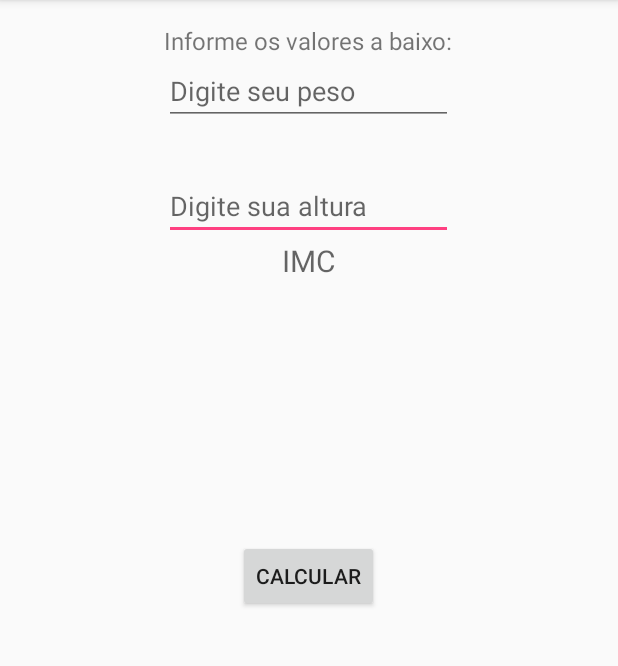
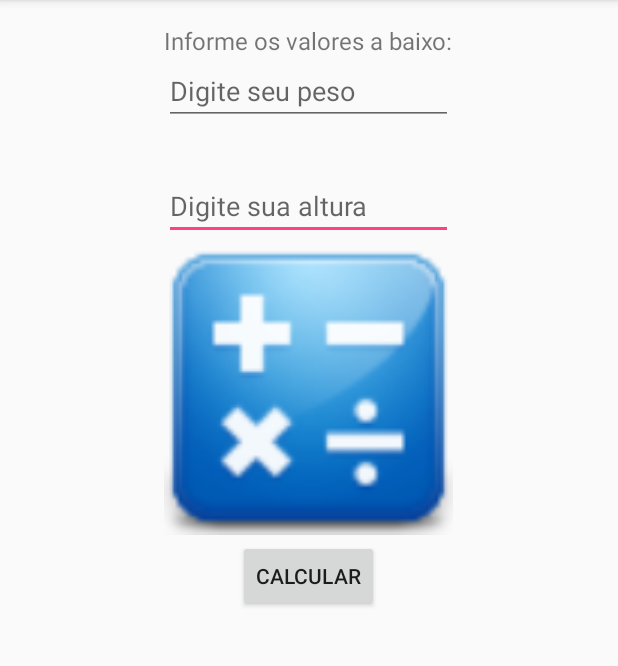
Before and after one commit to lucasfogacadj/CalculadoraIMC_Android, an Android app: the screen it shows after launch (MainActivity), on a phone screen of 412 x 824 dp, the part 84-750 px from its top. Run offline under Robolectric (Android 15) with nearby library versions, the phone set to English and light mode, and no system bars.

Commit message:
Inserido Imegem
Imagem inserida

```diff
--- a/app/src/main/java/br/com/lucasfogaca/calculadoradeimc/MainActivity.java
+++ b/app/src/main/java/br/com/lucasfogaca/calculadoradeimc/MainActivity.java
@@ -27,7 +27,7 @@ public class MainActivity extends AppCompatActivity {
         peso = (EditText) findViewById(R.id.peso);
         altura = (EditText) findViewById(R.id.altura);
         txt = (TextView) findViewById(R.id.textView2);
-        resultado = (TextView) findViewById(R.id.resultado);
+       // resultado = (TextView) findViewById(R.id.resultado);
 
         txt.setText("Informe os valores a baixo:");
 
@@ -48,7 +48,7 @@ public class MainActivity extends AppCompatActivity {
                 String result;
                 result = String.valueOf(imc);
 
-                resultado.setText("IMC = " + result);
+                //resultado.setText("IMC = " + result);
 
                 Intent intent = new Intent(MainActivity.this, Tela2.class);
 
--- a/app/src/main/res/layout/activity_main.xml
+++ b/app/src/main/res/layout/activity_main.xml
@@ -45,17 +45,15 @@
         android:layout_centerHorizontal="true"
         android:onClick="sendMessage"/>
 
-    <TextView
-        android:layout_width="match_parent"
+    <ImageView
+        android:layout_width="wrap_content"
         android:layout_height="wrap_content"
-        android:id="@+id/resultado"
-        android:hint="IMC"
-        android:focusable="false"
-        android:textAlignment="center"
-        android:textSize="20dp"
+        android:id="@+id/imageView"
+        android:src="@drawable/c1"
+        android:layout_above="@+id/button"
+        android:layout_alignStart="@+id/altura"
         android:layout_below="@+id/altura"
-        android:layout_alignParentStart="true" />
-
+        android:layout_alignEnd="@+id/altura" />
 
 
 </RelativeLayout>
```
Also changed, not shown: app/src/main/res/drawable/c1.png (added), app/src/main/res/drawable/cc.png (added).
